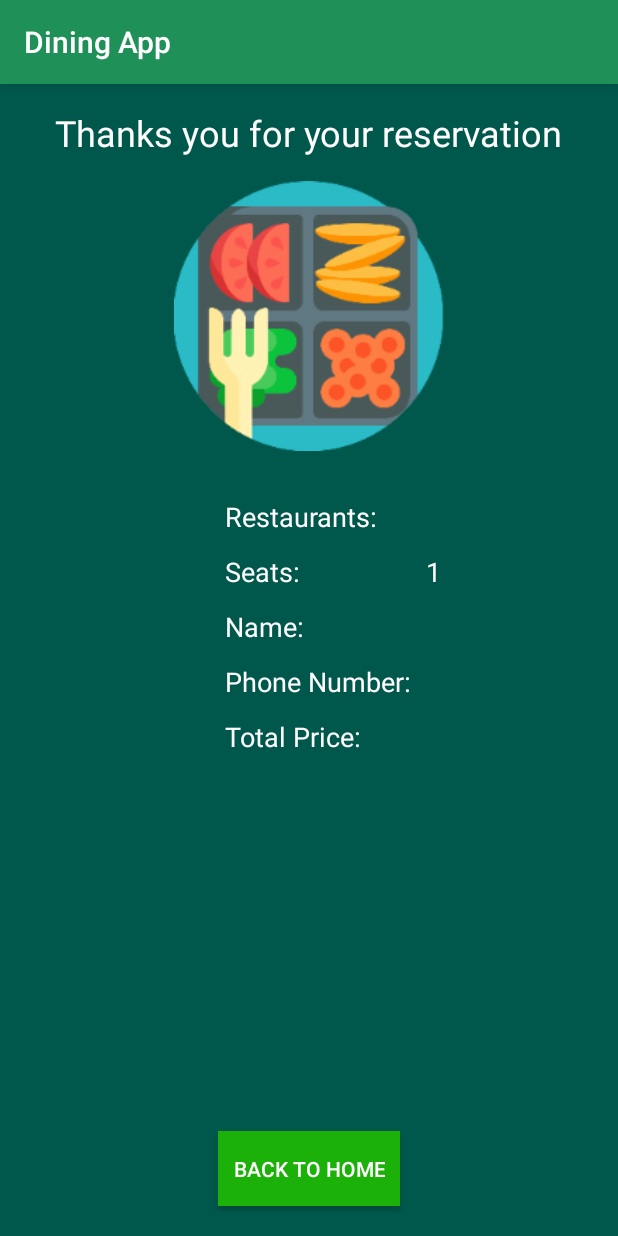
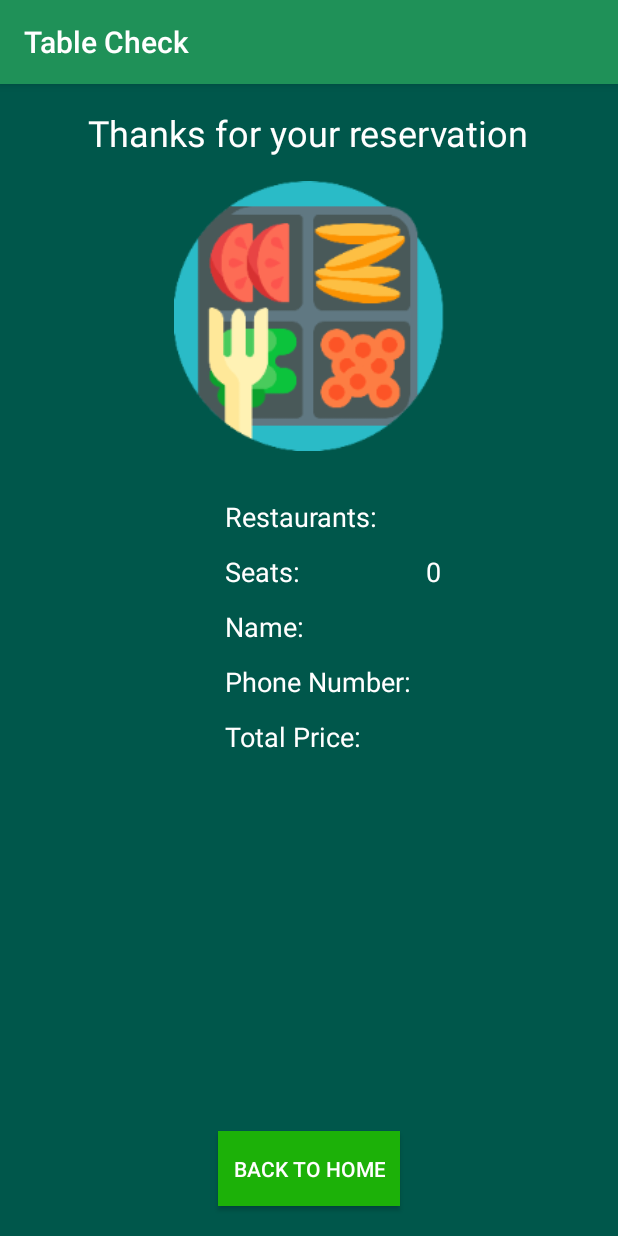
Before and after one commit to zakariazaim17/test1111, an Android app: the ThanksActivity screen opened directly, with no data from a screen before it, on a phone screen of 412 x 824 dp. Run offline under Robolectric (Android 15) with nearby library versions, the phone set to English and light mode, and no system bars.

Commit message:
the final one

```diff
--- a/app/src/main/java/com/example/test1111/ThanksActivity.java
+++ b/app/src/main/java/com/example/test1111/ThanksActivity.java
@@ -18,6 +18,8 @@ public class ThanksActivity extends AppCompatActivity {
     protected void onCreate(Bundle savedInstanceState) {
         super.onCreate(savedInstanceState);
         setContentView(R.layout.activity_thanks);
+
+        getSupportActionBar().setTitle("Table Check");
 
 
         initializeViews();
--- a/app/src/main/res/layout/activity_thanks.xml
+++ b/app/src/main/res/layout/activity_thanks.xml
@@ -86,58 +86,58 @@
         </LinearLayout>
 
         <LinearLayout
-            android:layout_marginLeft="@dimen/dp_four"
-            android:layout_marginBottom="@dimen/dp_sixteen"
             android:layout_width="wrap_content"
             android:layout_height="wrap_content"
             android:layout_below="@+id/imageView"
             android:layout_marginStart="10dp"
+            android:layout_marginLeft="@dimen/dp_four"
             android:layout_marginTop="@dimen/dp_sixteen"
+            android:layout_marginBottom="@dimen/dp_sixteen"
             android:orientation="vertical">
 
             <TextView
-                android:layout_width="wrap_content"
+                android:id="@+id/restaurantName"
+                android:layout_width="match_parent"
                 android:layout_height="wrap_content"
                 android:text="@string/restaurants"
-                android:id="@+id/restaurantName"
                 android:textColor="@color/colorWhite"
                 android:textSize="@dimen/dp_eighteen" />
 
             <TextView
+                android:id="@+id/seats"
                 android:layout_width="wrap_content"
                 android:layout_height="wrap_content"
                 android:layout_marginTop="@dimen/dp_twelve"
                 android:text="@string/seats"
-                android:id="@+id/seats"
                 android:textColor="@color/colorWhite"
                 android:textSize="@dimen/dp_eighteen" />
 
 
             <TextView
+                android:id="@+id/name"
                 android:layout_width="wrap_content"
                 android:layout_height="wrap_content"
                 android:layout_marginTop="@dimen/dp_twelve"
                 android:text="@string/name"
-                android:id="@+id/name"
                 android:textColor="@color/colorWhite"
                 android:textSize="@dimen/dp_eighteen" />
 
             <TextView
+                android:id="@+id/phone_number"
                 android:layout_width="wrap_content"
                 android:layout_height="wrap_content"
                 android:layout_marginTop="@dimen/dp_twelve"
                 android:text="@string/phone_number"
                 android:textColor="@color/colorWhite"
-                android:id="@+id/phone_number"
                 android:textSize="@dimen/dp_eighteen" />
 
             <TextView
+                android:id="@+id/total_price"
                 android:layout_width="wrap_content"
                 android:layout_height="wrap_content"
                 android:layout_marginTop="@dimen/dp_twelve"
                 android:text="@string/total_price"
                 android:textColor="@color/colorWhite"
-                android:id="@+id/total_price"
                 android:textSize="@dimen/dp_eighteen" />
         </LinearLayout>
     </LinearLayout>
--- a/app/src/main/res/values/strings.xml
+++ b/app/src/main/res/values/strings.xml
@@ -1,5 +1,5 @@
 <resources>
-    <string name="app_name">Dining App</string>
+    <string name="app_name">Table Check</string>
     <string name="text1">Book beforehand \n and Save Time</string>
     <string name="text2">Type your Name</string>
     <string name="text3">Type your Phonenumber</string>
@@ -19,11 +19,11 @@
     <string name="qwe"> 14 Seats available</string>
     <string name="qwer">Filter by Seats</string>
     <string name="asdf">Filter by Tables</string>
-    <string name="editt">1</string>
+    <string name="editt">0</string>
     <string name="apply">Apply</string>
     <string name="to_basket">to cart</string>
     <string name="add">Add</string>
-    <string name="thanks_you_for_n_your_reservation">Thanks you for your reservation</string>
+    <string name="thanks_you_for_n_your_reservation">Thanks for your reservation</string>
     <string name="restaurants">Restaurants:</string>
     <string name="seats">Seats:</string>
     <string name="name">Name:</string>
--- a/build.gradle
+++ b/build.gradle
@@ -9,10 +9,11 @@ buildscript {
             url 'https://maven.google.com/'
             name 'Google'
         }
+        google()
     }
     dependencies {
         //classpath 'com.android.tools.build:gradle:3.2.1'
-        classpath 'com.android.tools.build:gradle:2.3.3'
+        classpath 'com.android.tools.build:gradle:3.2.1'
 
 
 
```
Also changed, not shown: app/src/main/java/com/example/test1111/BookTableActivity.java (+8 -4 lines), app/src/main/java/com/example/test1111/MainActivity.java (+10 -0 lines), app/src/main/res/layout/book_table.xml (+4 -4 lines).
